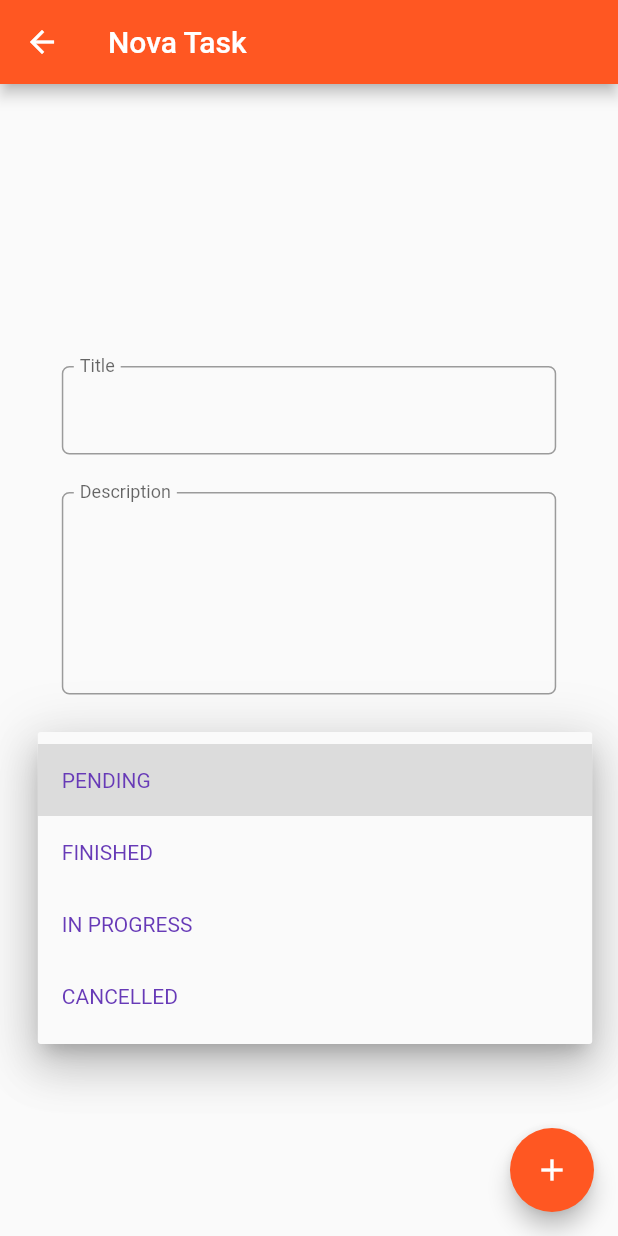
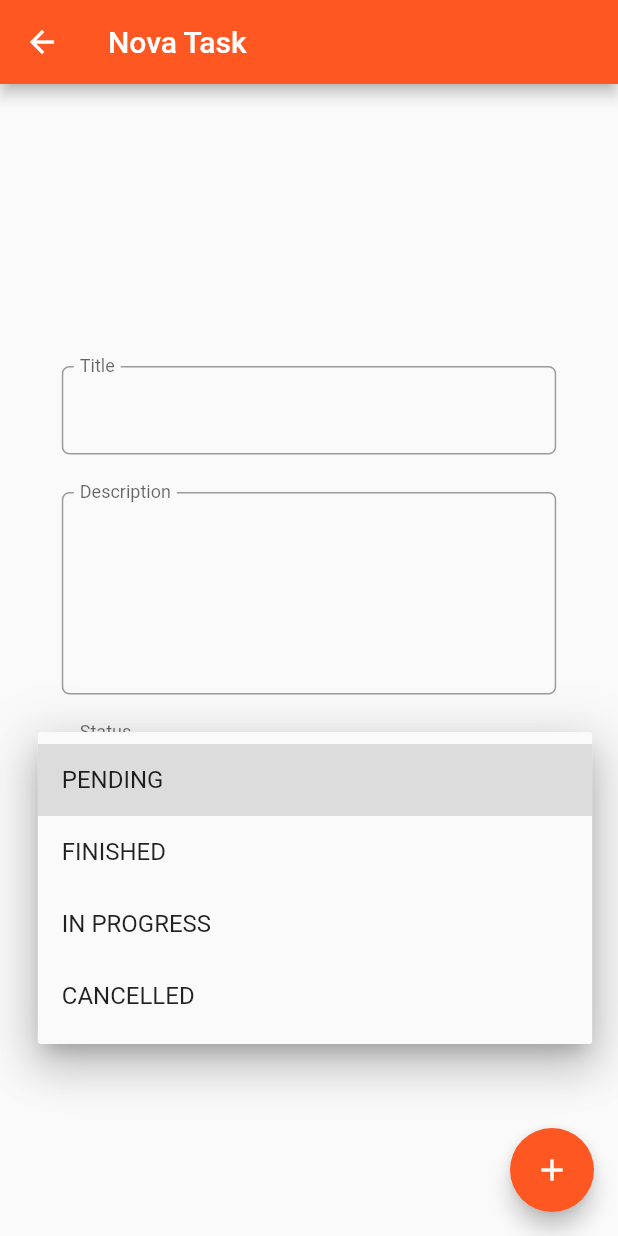
Before and after one commit to mattbrevis/to_do_list_project, a Flutter app: the NewTaskPage screen opened directly, after a tap on "PENDING", on a phone screen of 412 x 824 dp. Run offline on Flutter 3.47's test engine with Material 2 defaults, Android fonts, the light colour scheme and no system bars; drawn by our look-alikes of date_time_picker.

Commit message:
Front end adjustment

```diff
--- a/lib/views/my_home.dart
+++ b/lib/views/my_home.dart
@@ -1,4 +1,5 @@
 import 'package:flutter/material.dart';
+import 'package:to_do_list_project/views/new_task_page.dart';
 
 class MyHomePage extends StatefulWidget {
   const MyHomePage({Key? key}) : super(key: key);
@@ -11,7 +12,15 @@ class _MyHomePageState extends State<MyHomePage> {
   @override
   Widget build(BuildContext context) {
     return Scaffold(
-      body: Container(),
+      appBar: AppBar(title: const Text('Home'),),
+      body: Container(
+
+      ),
+      floatingActionButton: FloatingActionButton(onPressed: () {
+        Navigator.push(context, MaterialPageRoute(builder: ((context) => const NewTaskPage())));
+      },
+      child: const Icon(Icons.add_alert_rounded),
+      ),
 
     );
   }
--- a/lib/views/new_task_page.dart
+++ b/lib/views/new_task_page.dart
@@ -28,8 +28,6 @@ class _NewTaskPageState extends State<NewTaskPage> {
                 decoration: const InputDecoration(
                     floatingLabelBehavior: FloatingLabelBehavior.always,
                     labelText: 'Title',
-                    labelStyle: TextStyle(fontSize: 22),
-                    floatingLabelStyle: TextStyle(fontSize: 16),
                     border: OutlineInputBorder(
                       borderSide: BorderSide(width: 1),
                       borderRadius: BorderRadius.all(Radius.circular(5.0)),
@@ -51,8 +49,6 @@ class _NewTaskPageState extends State<NewTaskPage> {
                 decoration: const InputDecoration(
                     floatingLabelBehavior: FloatingLabelBehavior.always,
                     labelText: 'Description',
-                    labelStyle: TextStyle(fontSize: 22),
-                    floatingLabelStyle: TextStyle(fontSize: 16),
                     border: OutlineInputBorder(
                       borderSide: BorderSide(width: 1),
                       borderRadius: BorderRadius.all(Radius.circular(5.0)),
@@ -69,11 +65,11 @@ class _NewTaskPageState extends State<NewTaskPage> {
                 height: 25,
               ),
               DropdownButtonFormField<String>(
-                decoration: const InputDecoration(border: OutlineInputBorder()),
+
+                decoration: const InputDecoration(label: Text('Status'), border: OutlineInputBorder()),
                 value: statusTask,
                 icon: const Icon(Icons.arrow_downward),
                 elevation: 16,
-                style: const TextStyle(color: Colors.deepPurple),
                 onChanged: (String? value) {
                   setState(() {
                     statusTask = value!;
@@ -93,13 +89,11 @@ class _NewTaskPageState extends State<NewTaskPage> {
               SizedBox(
                   width: MediaQuery.of(context).size.width * .8,
                   child: DateTimePicker(
-                    decoration: const InputDecoration(border: OutlineInputBorder(), floatingLabelAlignment: FloatingLabelAlignment.center),
+                    decoration: const InputDecoration(label: Text('Validity'),border: OutlineInputBorder()),
                     initialValue: DateTime.now().toString(),
-//                    dateMask: 'dd/MM/yyy',
                     type: DateTimePickerType.date,
                     firstDate: DateTime(2000),
-                    lastDate: DateTime(2020),
-                    fieldLabelText: 'Date',
+                    lastDate: DateTime.now(),
                     onChanged: (val) {},
                     validator: (val) {
                       return null;
```
